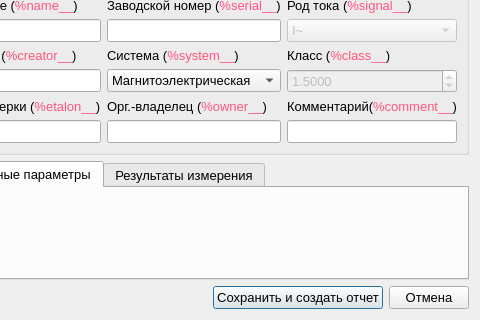
Old version of the form ui/create_protocol_form.ui in the repository irsural/calibrator_pc; both pictures show x 106 to 586 and y 137 to 457 of the 586 by 457 pixel window.
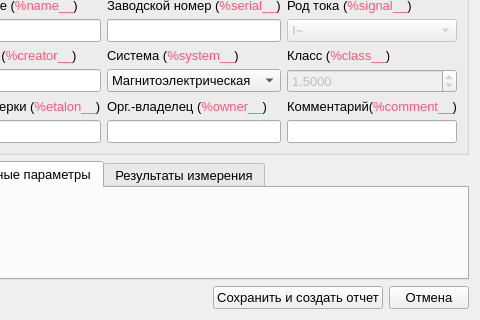
New version of the form.

```diff
--- a/ui/create_protocol_form.ui
+++ b/ui/create_protocol_form.ui
@@ -458,6 +458,9 @@
        <property name="text">
         <string>Сохранить и создать отчет</string>
        </property>
+       <property name="autoDefault">
+        <bool>false</bool>
+       </property>
       </widget>
      </item>
      <item>
@@ -465,6 +468,9 @@
        <property name="text">
         <string>Отмена</string>
        </property>
+       <property name="autoDefault">
+        <bool>false</bool>
+       </property>
       </widget>
      </item>
     </layout>
```
